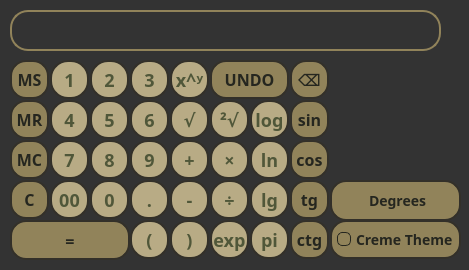
cha1n3aw/CremeCalc, file mainwindow.ui: the form before one commit.
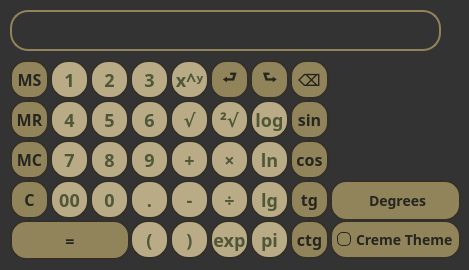
The form after the commit.

Commit message: fixed ctrl-z + added ctrl+y redo feature, minor design changes

What changed in the file:
```diff
--- a/mainwindow.ui
+++ b/mainwindow.ui
@@ -1942,7 +1942,7 @@
      <rect>
       <x>210</x>
       <y>60</y>
-      <width>79</width>
+      <width>39</width>
       <height>39</height>
      </rect>
     </property>
@@ -1967,7 +1967,40 @@
 }</string>
     </property>
     <property name="text">
-     <string>UNDO</string>
+     <string>⮐</string>
+    </property>
+   </widget>
+   <widget class="QPushButton" name="redo">
+    <property name="geometry">
+     <rect>
+      <x>250</x>
+      <y>60</y>
+      <width>39</width>
+      <height>39</height>
+     </rect>
+    </property>
+    <property name="styleSheet">
+     <string notr="true">QPushButton {
+	background-color:#91835a;
+	border-radius:16px;
+	border:2px solid #333029;
+	color:#25261f;
+	font-family:Trebuchet MS;
+	font-size:16px;
+	font-weight:bold;
+	text-decoration:none;
+}
+QPushButton:hover {
+	background-color:#a89a6f;
+}
+QPushButton:pressed
+{
+	position:relative;
+	top:1px;
+}</string>
+    </property>
+    <property name="text">
+     <string>⮑</string>
     </property>
    </widget>
   </widget>
```
The commit also changes 2 other files.
